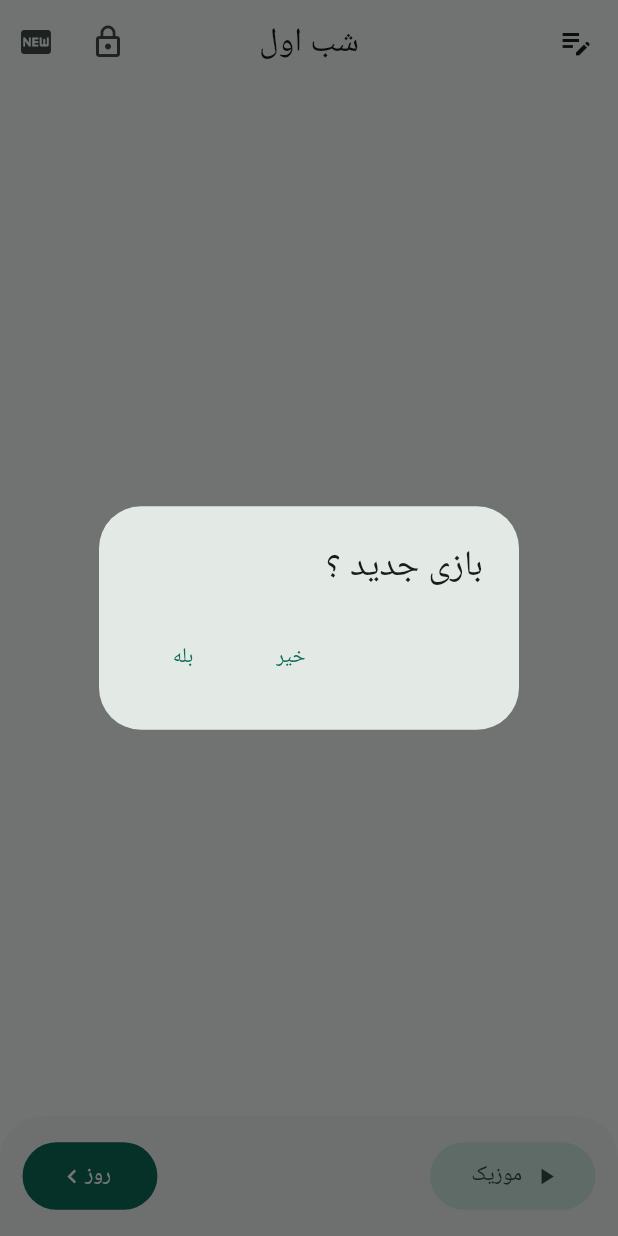
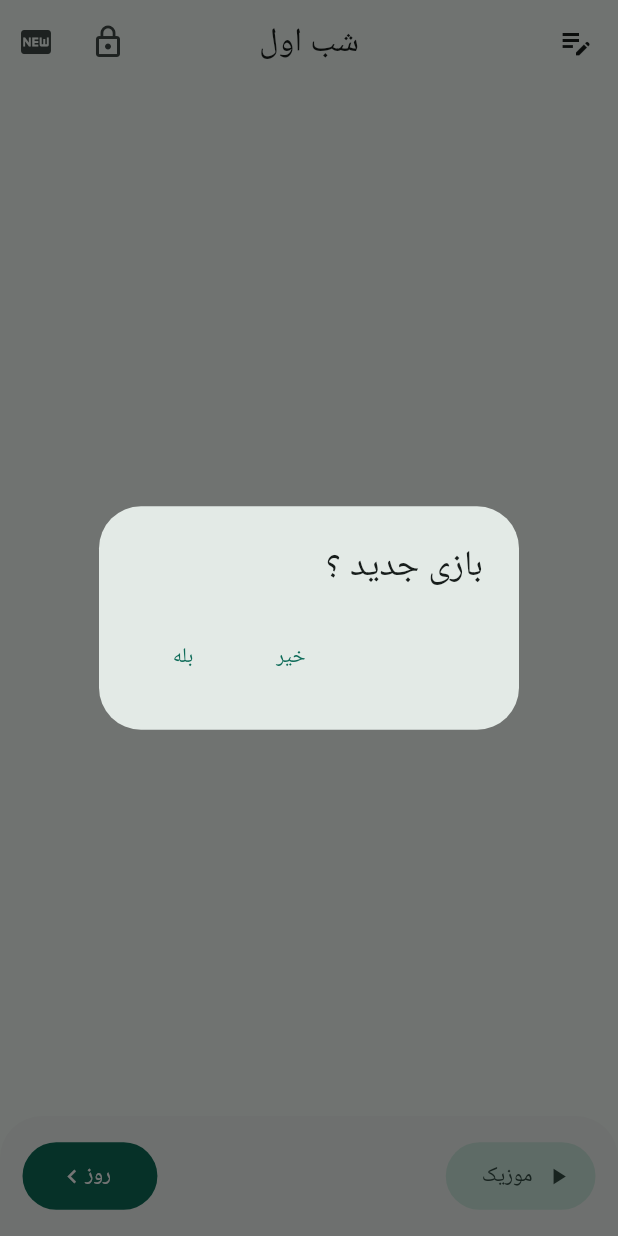
Before and after one commit to TiimmyFTurner/mafia_2, a Flutter app: the NightScreen screen opened by its route, after a tap on the "fiber new" icon, on a phone screen of 412 x 824 dp. Run offline on Flutter 3.47's test engine with Material 3 defaults, Android fonts, the phone set to English and light mode, and no system bars; drawn by our look-alikes of dynamic_color; our stand-ins replace action_slider, audioplayers, flutter_riverpod, font_awesome_flutter, freezed_annotation, go_router and 2 more; accounts and stored records are empty; generated files the repository leaves out were written again; Roboto replaces fonts that are missing (Koodak).

Commit message:
change music button to tonalIcon button

```diff
--- a/lib/presentation/screens/night_screen.dart
+++ b/lib/presentation/screens/night_screen.dart
@@ -59,17 +59,13 @@ class NightScreenState extends ConsumerState<NightScreen> {
               children: <Widget>[
                 SizedBox(
                   height: 45,
-                  child: FilledButton.tonal(
-                    child: Row(
-                      children: [
-                        Icon(
-                          audioPlayer.state != PlayerState.playing
-                              ? Icons.play_arrow
-                              : Icons.stop,
-                        ),
-                        const Text("  موزیک "),
-                      ],
+                  child: FilledButton.tonalIcon(
+                    icon: Icon(
+                      audioPlayer.state != PlayerState.playing
+                          ? Icons.play_arrow
+                          : Icons.stop,
                     ),
+                    label: const Text("موزیک"),
                     onPressed: () async {
                       if (audioPlayer.state != PlayerState.playing) {
                         await audioPlayer.play(AssetSource('sounds/night.mp3'));
```
